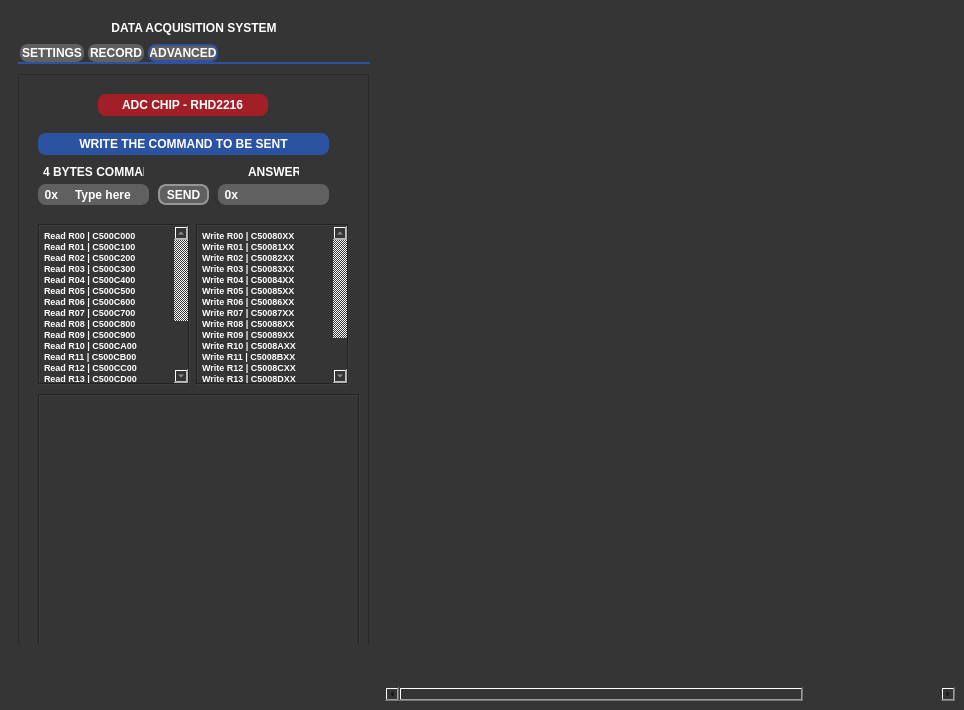
The window that interface/interface_gui_v2.0.ui (nnc-ufmg/micromap) describes before a commit, drawn with Qt 5.
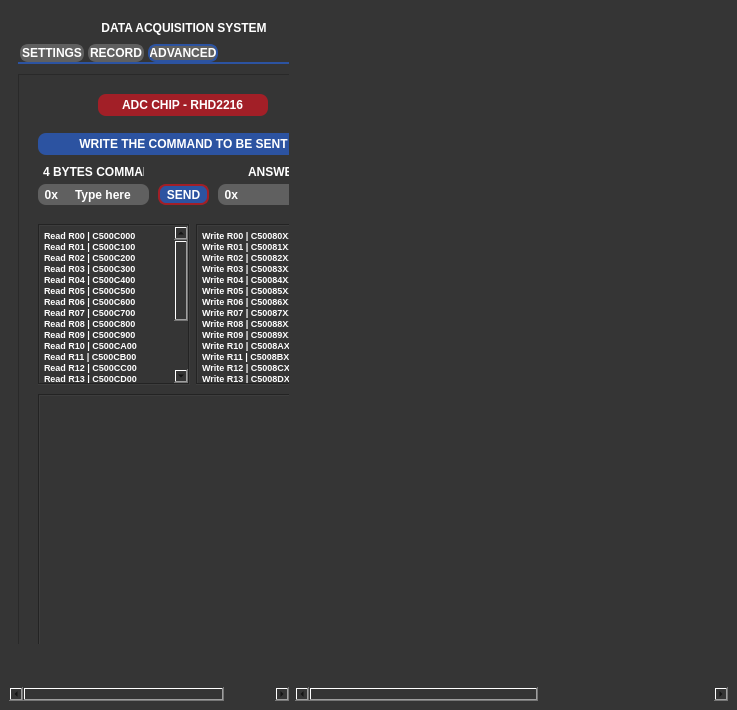
The same window after the commit. The open tabs and pages were chosen to show the change. Icons and pictures are not drawn. Custom widgets are drawn as their Qt base class.

Commit message:
"Type here" text in advanced tab commands now disappears when clicked
- fix the placeholderText not disappearing when clicked
- Added gitignore file
- Temporarily enables the advanced tab for testing

The placeholder text was inserted in the wrong place inside of the
QLineEdit object.
In the old version it was inserted in the text property of the QLineEdit
object, but it should be inserted in the placeholderText property.
This is now fixed.

The edit to the form file:
```diff
--- a/interface/interface_gui_v2.0.ui
+++ b/interface/interface_gui_v2.0.ui
@@ -6,7 +6,7 @@
    <rect>
     <x>0</x>
     <y>0</y>
-    <width>964</width>
+    <width>737</width>
     <height>710</height>
    </rect>
   </property>
@@ -97,10 +97,10 @@
       <widget class="QWidget" name="scrollAreaWidgetContents">
        <property name="geometry">
         <rect>
-         <x>0</x>
+         <x>-53</x>
          <y>0</y>
-         <width>370</width>
-         <height>692</height>
+         <width>351</width>
+         <height>675</height>
         </rect>
        </property>
        <layout class="QVBoxLayout" name="verticalLayout_6">
@@ -2089,7 +2089,7 @@
            </attribute>
            <widget class="QFrame" name="advanced_frame">
             <property name="enabled">
-             <bool>false</bool>
+             <bool>true</bool>
             </property>
             <property name="geometry">
              <rect>
@@ -2361,7 +2361,7 @@
               <item>
                <widget class="QTextEdit" name="show_commands_textedit_2">
                 <property name="enabled">
-                 <bool>false</bool>
+                 <bool>true</bool>
                 </property>
                 <property name="styleSheet">
                  <string notr="true">QTextEdit{color:#FFFFFF;font:7pt&quot;DejaVu Sans&quot;;font-weight:bold}</string>
@@ -2408,7 +2408,7 @@
               <item>
                <widget class="QTextEdit" name="show_commands_textedit_3">
                 <property name="enabled">
-                 <bool>false</bool>
+                 <bool>true</bool>
                 </property>
                 <property name="styleSheet">
                  <string notr="true">QTextEdit{color:#FFFFFF;font:7pt&quot;DejaVu Sans&quot;;font-weight:bold}</string>
```
Left out of the diff: 2 changed lines with no effect on the pictures. The commit also changes 1 other file.
